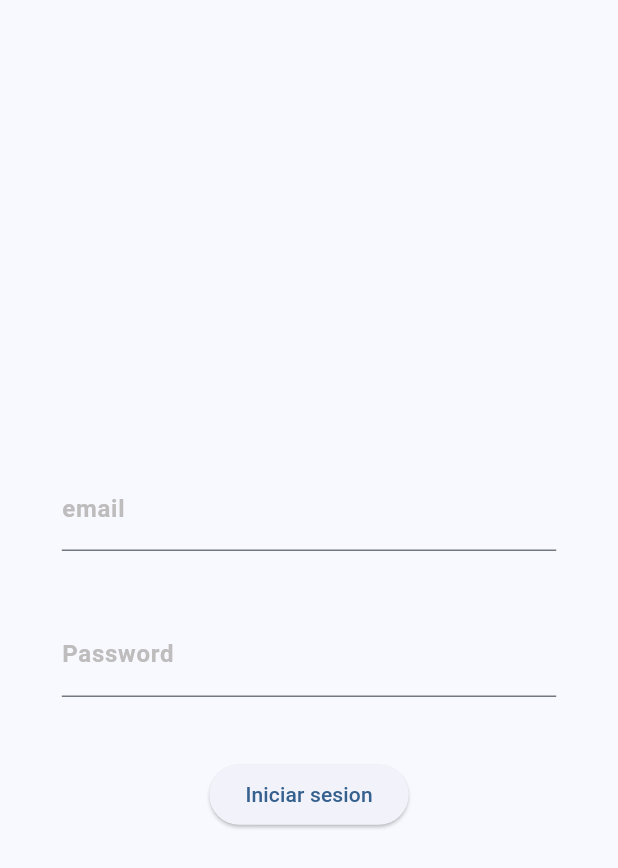
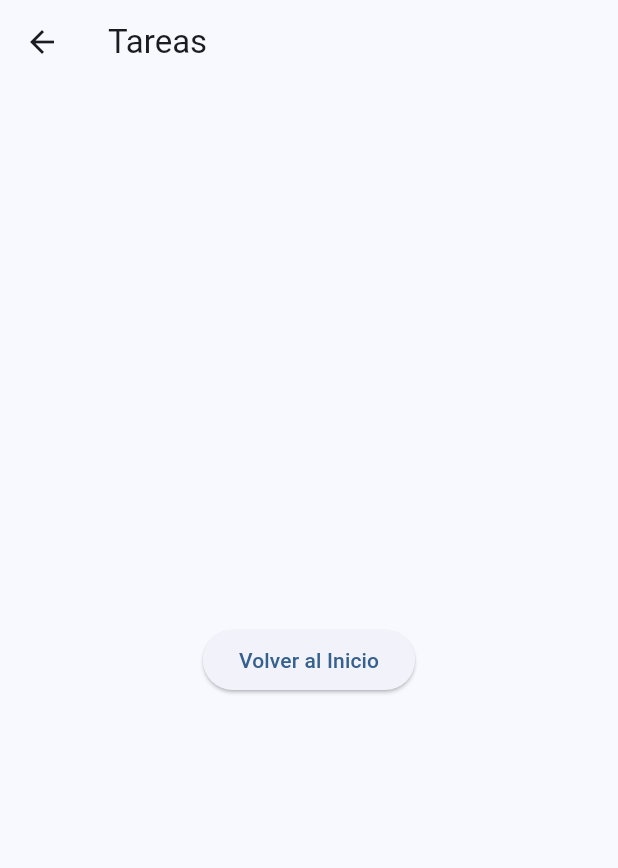
Before and after one commit to Pauljim98/JimenezPaulPrueba, a Flutter app: the screen it shows after launch, after a tap on "Iniciar sesion", on a phone screen of 412 x 824 dp. Shown: the top 868 px of the screen. Run offline on Flutter 3.47's test engine with Material 3 defaults, Android fonts, the phone set to English and light mode, and no system bars.

Commit message:
19:15 Creacion Tareas

```diff
--- a/lib/router/routes.dart
+++ b/lib/router/routes.dart
@@ -1,12 +1,10 @@
 import 'package:flutter/material.dart';
-import 'package:pruebajimenez/ui/views/register_view.dart';
+
 
 import '../ui/views/login_view.dart';
 
 var customRoutes = <String, WidgetBuilder>{
   /// vistas de registro y login
   LoginView.id: (_) => const LoginView(),
-  RegisterView.id: (_) => const RegisterView(),
-
   ///
 };
--- a/lib/ui/views/login_view.dart
+++ b/lib/ui/views/login_view.dart
@@ -1,4 +1,5 @@
 import 'package:flutter/material.dart';
+import 'package:pruebajimenez/ui/views/principal.dart';
 
 class LoginView extends StatelessWidget {
   const LoginView({super.key});
@@ -51,11 +52,17 @@ class LoginView extends StatelessWidget {
             ),
             // button
             ElevatedButton(
-              onPressed: () => {},
+              onPressed: () => {
+                Navigator.push(
+              context,
+              MaterialPageRoute(builder: (context) => SecondScreen()),
+            ),
+              },
               child: const Text(
                 'Iniciar sesion',
               ),
             )
+
           ],
         ),
       ),
--- /dev/null
+++ b/lib/ui/views/principal.dart
@@ -0,0 +1,20 @@
+import 'package:flutter/material.dart';
+
+class SecondScreen extends StatelessWidget {
+  @override
+  Widget build(BuildContext context) {
+    return Scaffold(
+      appBar: AppBar(
+        title: Text('Tareas'),
+      ),
+      body: Center(
+        child: ElevatedButton(
+          onPressed: () {
+            Navigator.pop(context);
+          },
+          child: Text('Volver al Inicio'),
+        ),
+      ),
+    );
+  }
+}
```
Also changed, not shown: lib/ui/views/register_view.dart (deleted, +0 -13 lines).
